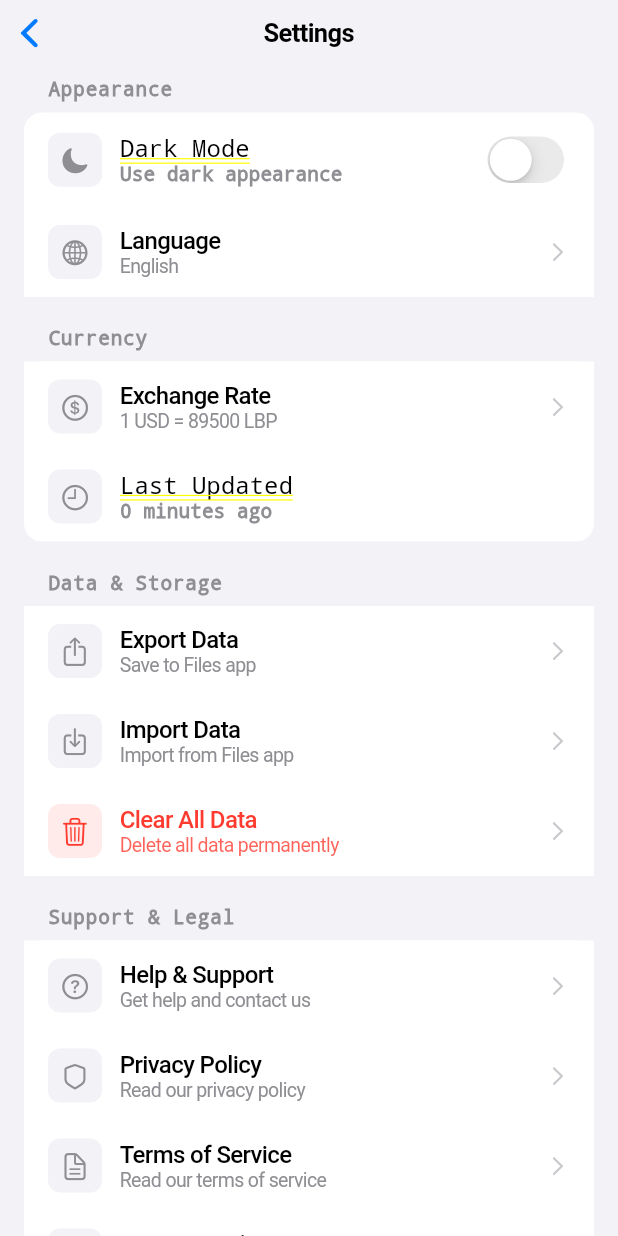
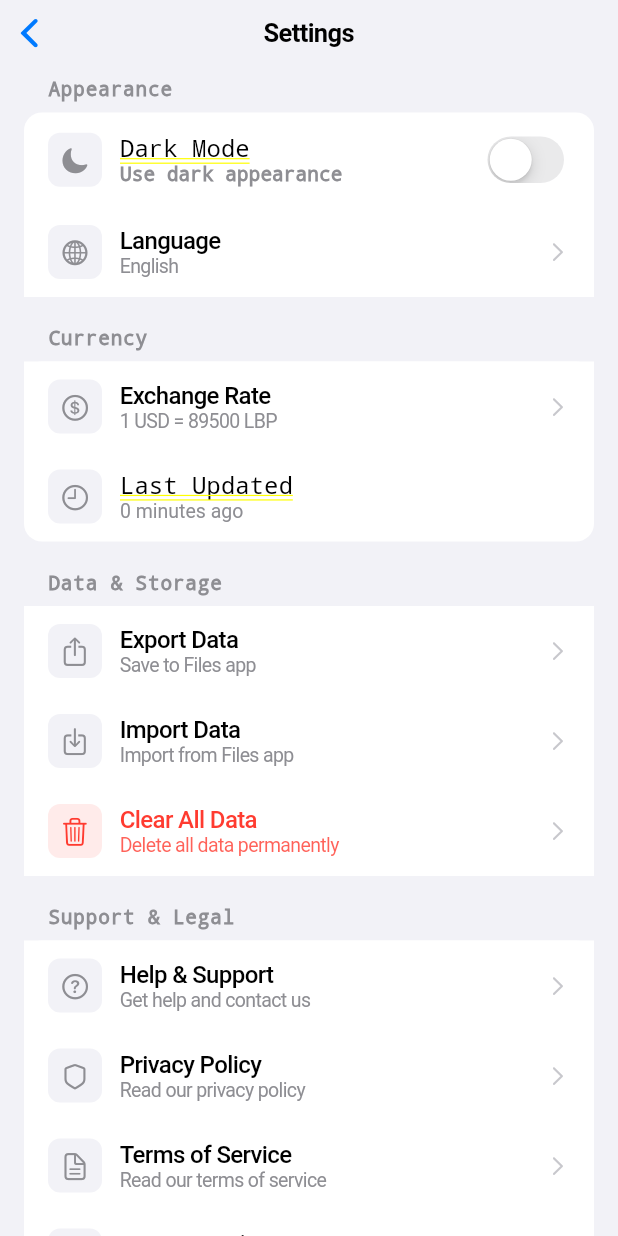
Before and after one commit to johnychnouda/Bechaalany-Debt, a Flutter app: the SettingsScreen screen opened directly, on a phone screen of 412 x 824 dp. Run offline on Flutter 3.47's test engine with Material 3 defaults, Android fonts, the light colour scheme and no system bars; our stand-ins replace connectivity_plus, flutter_local_notifications, flutter_svg, hive, hive_flutter, pdf and 2 more; accounts and stored records are empty; generated files the repository leaves out were written again.

Commit message:
fix: use DefaultTextStyle to prevent yellow underlines in info row - Wrap subtitle text in DefaultTextStyle with explicit decoration properties - This should prevent any inherited decorations from appearing

```diff
--- a/lib/screens/settings_screen.dart
+++ b/lib/screens/settings_screen.dart
@@ -420,8 +420,7 @@ class _SettingsScreenState extends State<SettingsScreen> {
                   ),
                 ),
                 if (subtitle.isNotEmpty)
-                  Text(
-                    subtitle,
+                  DefaultTextStyle(
                     style: TextStyle(
                       fontSize: 13,
                       color: CupertinoColors.systemGrey,
@@ -429,6 +428,7 @@ class _SettingsScreenState extends State<SettingsScreen> {
                       decorationColor: Colors.transparent,
                       decorationThickness: 0,
                     ),
+                    child: Text(subtitle),
                   ),
               ],
             ),
```
